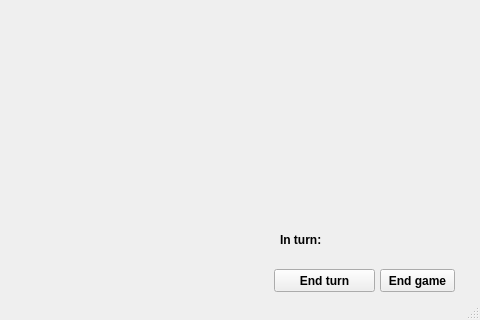
The window that ryhmarama/ElectionGame/Student/mainwindow.ui (zoljaxity/ohjtek_ht) describes before a commit, drawn with Qt 5; both pictures show x 320 to 800 and y 280 to 600 of the 800 by 600 pixel window.
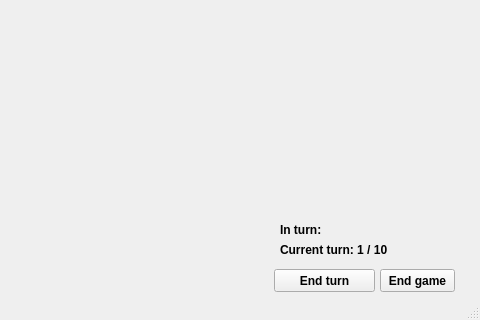
The same window after the commit.

What changed in the file:
```diff
--- a/ryhmarama/ElectionGame/Student/mainwindow.ui
+++ b/ryhmarama/ElectionGame/Student/mainwindow.ui
@@ -121,7 +121,7 @@
     <property name="geometry">
      <rect>
       <x>600</x>
-      <y>490</y>
+      <y>480</y>
       <width>191</width>
       <height>21</height>
      </rect>
@@ -143,6 +143,19 @@
      <string>End turn</string>
     </property>
    </widget>
+   <widget class="QLabel" name="currentTurnLabel">
+    <property name="geometry">
+     <rect>
+      <x>600</x>
+      <y>500</y>
+      <width>191</width>
+      <height>21</height>
+     </rect>
+    </property>
+    <property name="text">
+     <string>Current turn: 1 / 10</string>
+    </property>
+   </widget>
   </widget>
   <widget class="QMenuBar" name="menubar">
    <property name="geometry">
```
